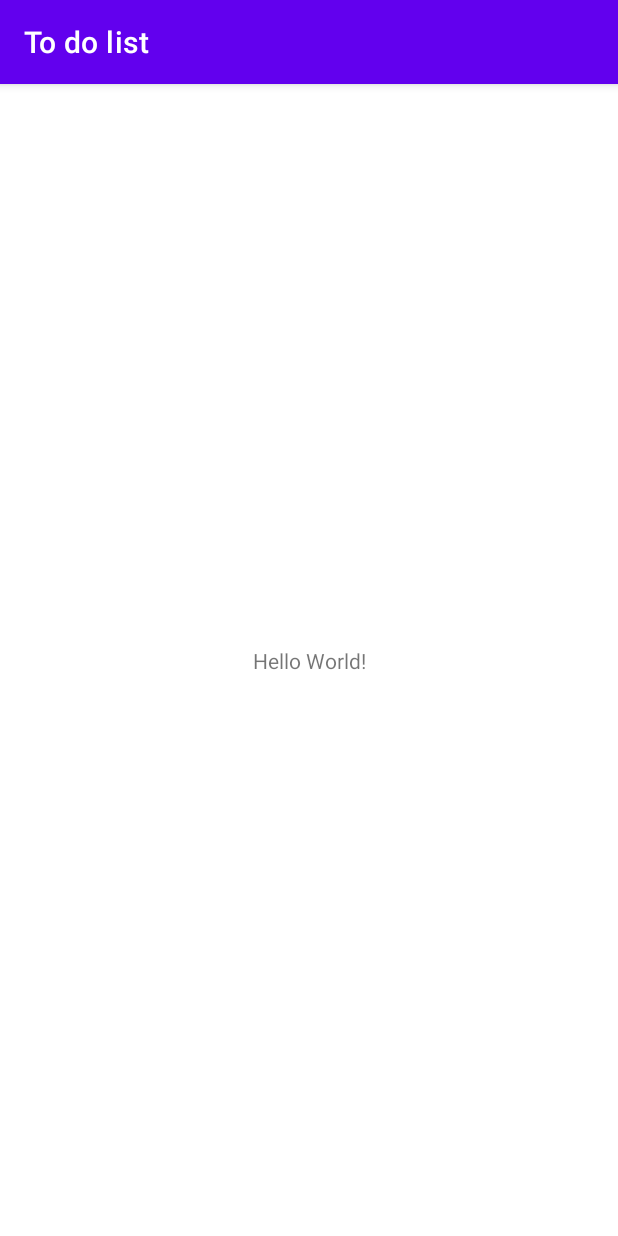
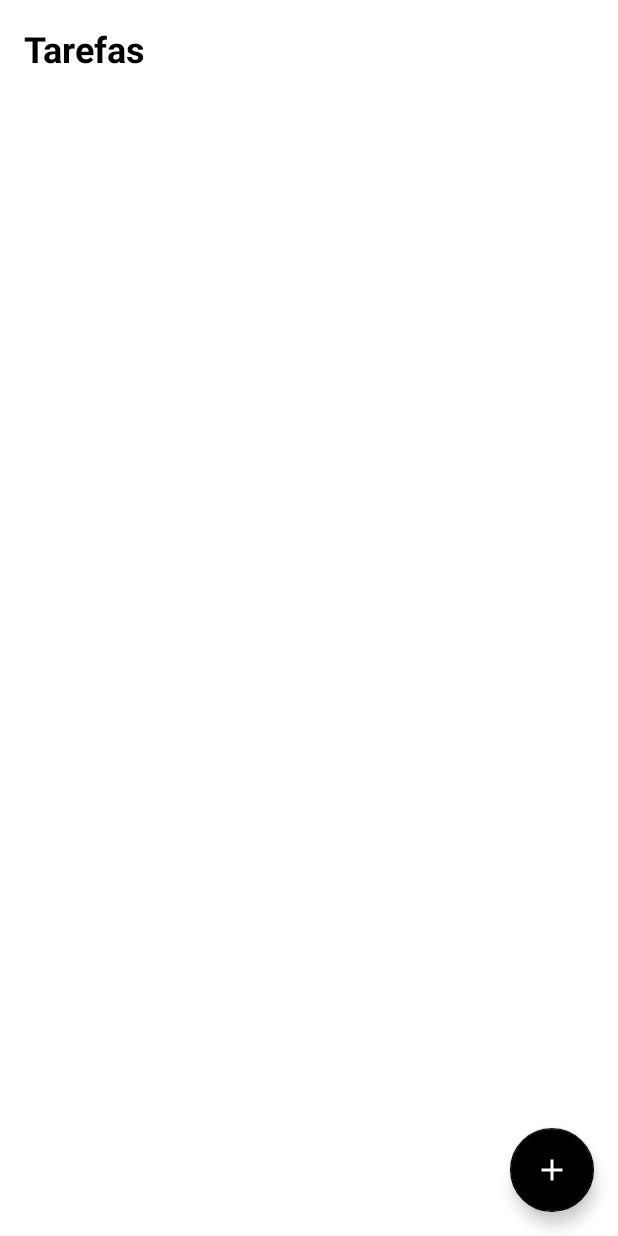
Before and after one commit to fernandosantis/dio-app-lembrete-kotlin, an Android app: the screen it shows after launch (MainActivity), on a phone screen of 412 x 824 dp. Run offline under Robolectric (Android 15) with nearby library versions, the phone set to English and light mode, and no system bars.

Commit message:
Ajuste Tema e FloatButtom

```diff
--- /dev/null
+++ b/app/src/main/res/drawable/ic_add.xml
@@ -0,0 +1,5 @@
+<vector android:height="24dp" android:tint="#FFFFFF"
+    android:viewportHeight="24" android:viewportWidth="24"
+    android:width="24dp" xmlns:android="http://schemas.android.com/apk/res/android">
+    <path android:fillColor="@android:color/white" android:pathData="M19,13h-6v6h-2v-6H5v-2h6V5h2v6h6v2z"/>
+</vector>
--- a/app/src/main/res/layout/activity_main.xml
+++ b/app/src/main/res/layout/activity_main.xml
@@ -5,14 +5,25 @@
     android:layout_width="match_parent"
     android:layout_height="match_parent"
     tools:context=".MainActivity">
-
     <TextView
+        android:id="@+id/tv_title"
         android:layout_width="wrap_content"
         android:layout_height="wrap_content"
-        android:text="Hello World!"
+        android:text="Tarefas"
+        android:textSize="24sp"
+        android:textColor="@color/black"
+        android:textStyle="bold"
+        android:layout_margin="16dp"
+        app:layout_constraintTop_toTopOf="parent"
+        app:layout_constraintStart_toStartOf="parent"/>
+    <com.google.android.material.floatingactionbutton.FloatingActionButton
+        android:layout_width="wrap_content"
+        android:layout_height="wrap_content"
+        app:layout_constraintEnd_toEndOf="parent"
         app:layout_constraintBottom_toBottomOf="parent"
-        app:layout_constraintLeft_toLeftOf="parent"
-        app:layout_constraintRight_toRightOf="parent"
-        app:layout_constraintTop_toTopOf="parent" />
+        android:layout_margin="16dp"
+        app:srcCompat="@drawable/ic_add"
+        />
+
 
 </androidx.constraintlayout.widget.ConstraintLayout>
--- a/app/src/main/res/values/themes.xml
+++ b/app/src/main/res/values/themes.xml
@@ -1,16 +1,11 @@
 <resources xmlns:tools="http://schemas.android.com/tools">
     <!-- Base application theme. -->
-    <style name="Theme.ToDoList" parent="Theme.MaterialComponents.DayNight.DarkActionBar">
-        <!-- Primary brand color. -->
-        <item name="colorPrimary">@color/purple_500</item>
-        <item name="colorPrimaryVariant">@color/purple_700</item>
-        <item name="colorOnPrimary">@color/white</item>
-        <!-- Secondary brand color. -->
-        <item name="colorSecondary">@color/teal_200</item>
-        <item name="colorSecondaryVariant">@color/teal_700</item>
-        <item name="colorOnSecondary">@color/black</item>
-        <!-- Status bar color. -->
-        <item name="android:statusBarColor" tools:targetApi="l">?attr/colorPrimaryVariant</item>
-        <!-- Customize your theme here. -->
+    <style name="Theme.ToDoList" parent="Theme.MaterialComponents.Light.NoActionBar">
+        <item name="colorPrimary">@color/white</item>
+        <item name="colorPrimaryDark">@color/black</item>
+
+        <item name="colorSecondary">@color/black</item>
+        <item name="colorOnSecondary">@color/white</item>
+
     </style>
 </resources>
```
